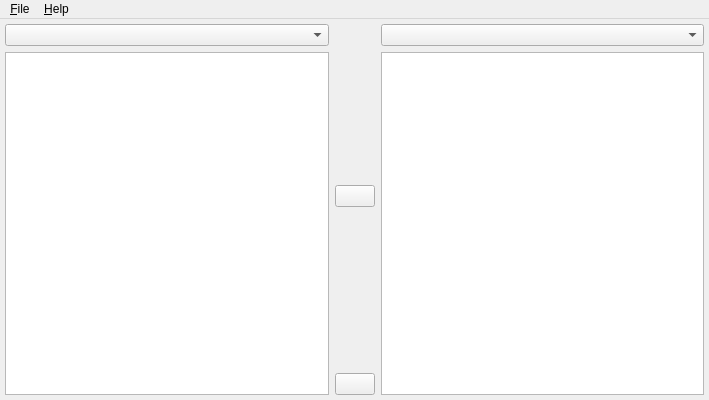
jooncheol/twobody, file mainwindow.ui: the form before one commit.
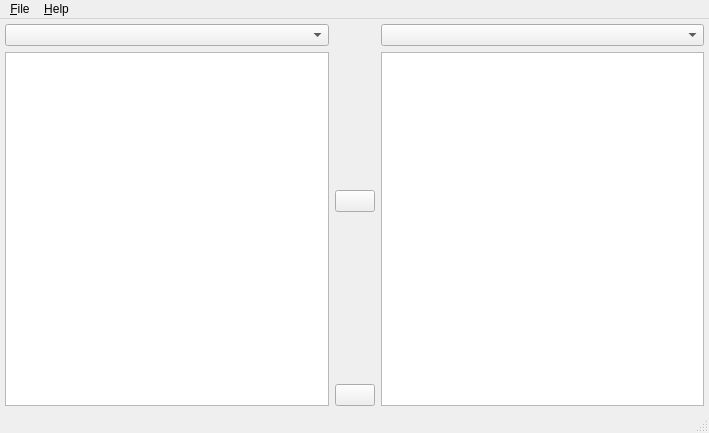
The form after the commit. Icons and pictures are not drawn.

The edit to the form file:
```diff
--- a/mainwindow.ui
+++ b/mainwindow.ui
@@ -7,7 +7,7 @@
     <x>0</x>
     <y>0</y>
     <width>709</width>
-    <height>400</height>
+    <height>433</height>
    </rect>
   </property>
   <property name="acceptDrops">
@@ -154,6 +154,7 @@
    <addaction name="menu_File"/>
    <addaction name="menu_Help"/>
   </widget>
+  <widget class="QStatusBar" name="statusBar"/>
   <action name="action_Quit">
    <property name="icon">
     <iconset resource="twobody.qrc">
```
Left out of the diff: 11 changed lines with no effect on the pictures.
